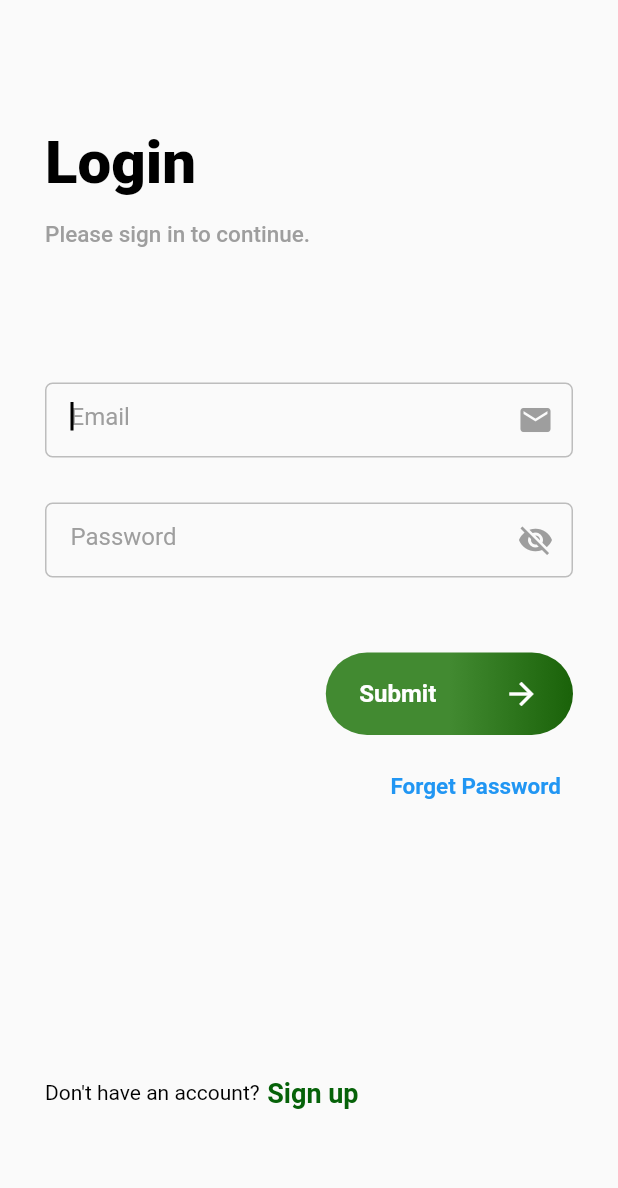
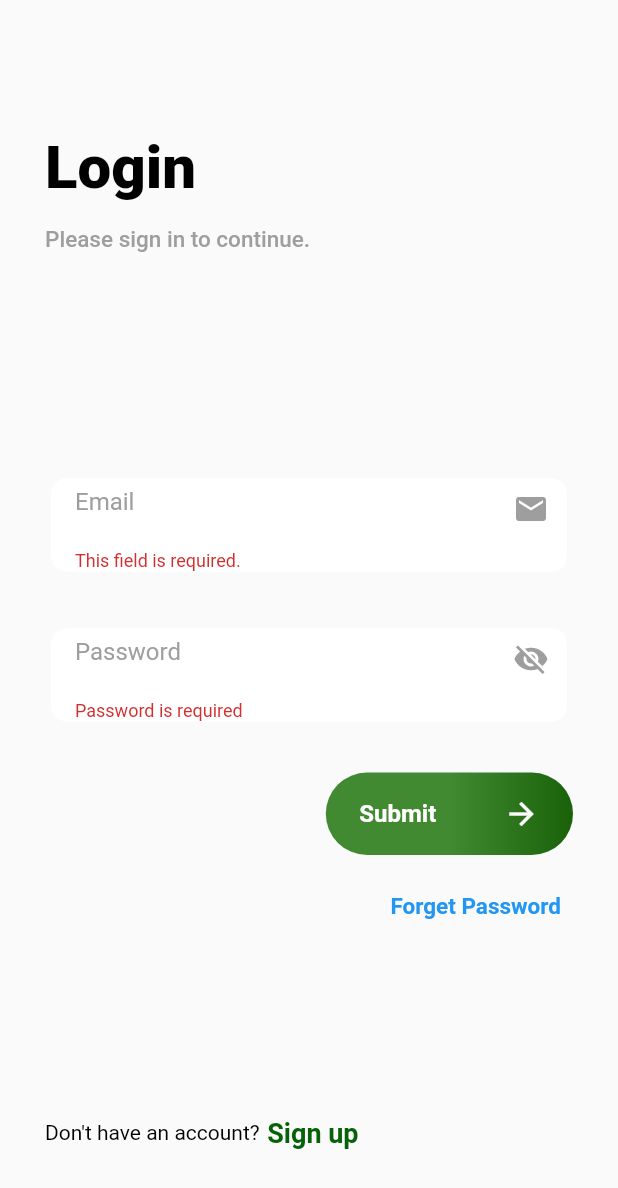
Before and after one commit to amarjeet9667/Restaurent, a Flutter app: the screen it shows after launch, on a phone screen of 412 x 824 dp. Shown: the top 1188 px of the screen. Run offline on Flutter 3.47's test engine with Material 2 defaults, Android fonts, the phone set to English and light mode, and no system bars; our stand-ins replace cloud_firestore, firebase_auth, firebase_core, material_design_icons_flutter; accounts and stored records are empty.

Commit message:
14/04/2023

```diff
--- a/lib/app/util/textfield.dart
+++ b/lib/app/util/textfield.dart
@@ -1,3 +1,4 @@
+// This TextField is used in login page and signup page (eg:-email field,password field and so on)
 import 'package:flutter/material.dart';
 import 'package:restaurent_test1/app/util/colors.dart';
 
@@ -24,49 +25,37 @@ class MyTextField extends StatefulWidget {
 }
 
 class _MyTextFieldState extends State<MyTextField> {
-  bool isTyping = false;
+  FocusNode f1 = FocusNode();
+  @override
+  void initState() {
+    f1.addListener(() => setState(() {}));
+    super.initState();
+  }
+
   @override
   Widget build(BuildContext context) {
-    return Container(
-      decoration: isTyping
-          ? BoxDecoration(
-              color: white,
-              borderRadius: BorderRadius.circular(10),
-              boxShadow: [
-                  BoxShadow(
-                    color: grey.withOpacity(
-                      0.5,
-                    ),
-                    spreadRadius: 2,
-                    blurRadius: 5,
-                    offset: const Offset(0, 3),
-                  )
-                ])
-          : BoxDecoration(
-              border: Border.all(
-                color: grey.shade400,
-              ),
-              borderRadius: BorderRadius.circular(5),
-            ),
+    return SizedBox(
+      height: 70,
+      child: Card(
+        shape: RoundedRectangleBorder(borderRadius: BorderRadius.circular(10)),
+        elevation: f1.hasFocus ? 20 : 0,
+        child: Center(
           child: TextFormField(
             obscureText: widget.obscureText ?? false,
             style: const TextStyle(color: black),
             cursorColor: black,
             controller: widget.controller,
             validator: widget.validator,
-        autofocus: true,
-        onChanged: (value) {
-          setState(() {
-            isTyping = value.isNotEmpty;
-          });
-        },
+            focusNode: f1,
             decoration: InputDecoration(
               border: InputBorder.none,
               hintText: widget.hintText,
               hintStyle: const TextStyle(color: grey),
               suffixIcon: widget.suffixIcon,
               contentPadding:
-              const EdgeInsets.symmetric(horizontal: 16, vertical: 12),
+                  const EdgeInsets.symmetric(horizontal: 16, vertical: 15),
+            ),
+          ),
         ),
       ),
     );
--- a/lib/app/view/component.dart
+++ b/lib/app/view/component.dart
@@ -12,7 +12,7 @@ class CombineCategory extends StatefulWidget {
   final List<int> price;
   final List<String> image;
   final List<bool> bools;
-  final List<FoodType> categories;
+
   const CombineCategory({
     super.key,
     required this.tabs,
@@ -20,7 +20,6 @@ class CombineCategory extends StatefulWidget {
     required this.price,
     required this.image,
     required this.bools,
-    required this.categories,
   });
 
   @override
@@ -61,12 +60,14 @@ class _CombineCategoryState extends State<CombineCategory> {
                           children: [
                             SizedBox(
                               height: 60,
+                              child: Center(
                                 child: Text(
                                   category.name,
                                   style: const TextStyle(
                                     color: green,
                                     fontSize: 20,
                                     fontWeight: FontWeight.bold,
+                                  ),
                                 ),
                               ),
                             ),
@@ -88,6 +89,7 @@ class _CombineCategoryState extends State<CombineCategory> {
                                 final item = category.items[innerIndex];
                                 Map<String, int> quantities = value.quantity;
                                 late int quantity;
+
                                 //1st mistake were passed name eg(if (quantities.containsKey(widget.name)) Remind my mistake
 
                                 if (quantities.containsKey(item.name)) {
--- a/lib/app/view/screens/login_screen/login_view.dart
+++ b/lib/app/view/screens/login_screen/login_view.dart
@@ -18,12 +18,44 @@ class _LoginViewState extends State<LoginView> {
   final myFormKey = GlobalKey<FormState>();
   final email = TextEditingController();
   final pass = TextEditingController();
-  final myValidator = (value) {
+
+  String? validateEmail(String? value) {
     if (value == null || value.isEmpty) {
       return "This field is required.";
     }
-    return null;
-  };
+    const pattern = r"(?:[a-z0-9!#$%&'*+/=?^_`{|}~-]+(?:\.[a-z0-9!#$%&'"
+        r'*+/=?^_`{|}~-]+)*|"(?:[\x01-\x08\x0b\x0c\x0e-\x1f\x21\x23-\x5b\x5d-'
+        r'\x7f]|\\[\x01-\x09\x0b\x0c\x0e-\x7f])*")@(?:(?:[a-z0-9](?:[a-z0-9-]*'
+        r'[a-z0-9])?\.)+[a-z0-9](?:[a-z0-9-]*[a-z0-9])?|\[(?:(?:(2(5[0-5]|[0-4]'
+        r'[0-9])|1[0-9][0-9]|[1-9]?[0-9]))\.){3}(?:(2(5[0-5]|[0-4][0-9])|1[0-9]'
+        r'[0-9]|[1-9]?[0-9])|[a-z0-9-]*[a-z0-9]:(?:[\x01-\x08\x0b\x0c\x0e-\x1f\'
+        r'x21-\x5a\x53-\x7f]|\\[\x01-\x09\x0b\x0c\x0e-\x7f])+)\])';
+    final regex = RegExp(pattern);
+
+    return value.isNotEmpty && !regex.hasMatch(value)
+        ? 'Enter a valid email address'
+        : null;
+  }
+
+  String? validatePassword(String? value) {
+    if (value == null || value.isEmpty) {
+      return 'Password is required';
+    }
+
+    const pattern =
+        r'^(?=.*?[A-Z])(?=.*?[a-z])(?=.*?[0-9])(?=.*?[!@#\$&*~]).{8,}$';
+    final regex = RegExp(pattern);
+
+    // return !regex.hasMatch(value)
+    //     ? 'Password must be at least 8 characters long and contain at least one uppercase letter, one lowercase letter, one number, and one special character (!@#\$&*~).'
+    //     : null;
+
+    if (!regex.hasMatch(value)) {
+      return 'Password must be at least 8 characters long and contain at least one uppercase letter, one lowercase letter, one number, and one special character (!@#\$&*~).';
+    } else {
+      return "Wrong Password";
+    }
+  }
 
   bool obscureText = false;
   bool isLoading = false;
@@ -35,20 +67,18 @@ class _LoginViewState extends State<LoginView> {
     );
     // final width = MediaQuery.of(context).size.width;
     return Scaffold(
-      body: SafeArea(
-        child: Padding(
+      body: Padding(
         padding: const EdgeInsets.symmetric(horizontal: 30),
         child: Column(
           mainAxisAlignment: MainAxisAlignment.spaceAround,
-            crossAxisAlignment: CrossAxisAlignment.center,
-            children: [
-              Form(
-                key: myFormKey,
-                child: Column(
-                  mainAxisAlignment: MainAxisAlignment.center,
           crossAxisAlignment: CrossAxisAlignment.start,
           children: [
-                    const Text(
+            Padding(
+              padding: const EdgeInsets.symmetric(vertical: 30),
+              child: Column(
+                crossAxisAlignment: CrossAxisAlignment.start,
+                children: const [
+                  Text(
                     "Login",
                     style: TextStyle(
                       color: black,
@@ -56,8 +86,8 @@ class _LoginViewState extends State<LoginView> {
                       fontWeight: FontWeight.w800,
                     ),
                   ),
-                    const SizedBox(height: 15),
-                    const Text(
+                  SizedBox(height: 15),
+                  Text(
                     "Please sign in to continue.",
                     style: TextStyle(
                       color: grey,
@@ -65,7 +95,16 @@ class _LoginViewState extends State<LoginView> {
                       fontWeight: FontWeight.w500,
                     ),
                   ),
-                    const SizedBox(height: 90),
+                ],
+              ),
+            ),
+            Form(
+              autovalidateMode: AutovalidateMode.always,
+              key: myFormKey,
+              child: Column(
+                mainAxisAlignment: MainAxisAlignment.center,
+                crossAxisAlignment: CrossAxisAlignment.start,
+                children: [
                   MyTextField(
                     hintText: "Email",
                     suffixIcon: const Icon(
@@ -73,7 +112,7 @@ class _LoginViewState extends State<LoginView> {
                       color: grey,
                     ),
                     textInputAction: TextInputAction.next,
-                      validator: myValidator,
+                    validator: validateEmail,
                     controller: email,
                   ),
                   const SizedBox(height: 30),
@@ -92,10 +131,10 @@ class _LoginViewState extends State<LoginView> {
                     ),
                     textInputAction: TextInputAction.done,
                     obscureText: !obscureText,
-                      validator: myValidator,
+                    validator: validatePassword,
                     controller: pass,
                   ),
-                    const SizedBox(height: 50),
+                  const SizedBox(height: 30),
                   isLoading
                       ? const Center(
                           child: CircularProgressIndicator(
@@ -158,11 +197,14 @@ class _LoginViewState extends State<LoginView> {
           ],
         ),
       ),
-      ),
     );
   }
 
   Future<void> login() async {
+    final formState = myFormKey.currentState!;
+    if (formState.validate()) {
+      formState.save();
+    }
     try {
       await FirebaseAuth.instance
           .signInWithEmailAndPassword(email: email.text, password: pass.text)
--- a/lib/app/view/widgets/bottom.dart
+++ b/lib/app/view/widgets/bottom.dart
@@ -6,14 +6,10 @@ import '../../util/colors.dart';
 import '../../provider/bottom_provider.dart';
 
 class MyBottom extends StatefulWidget {
-  final List<String> name;
-  final List<int> price;
   final List<FoodType> categories;
 
   const MyBottom({
     super.key,
-    required this.name,
-    required this.price,
     required this.categories,
   });
 
@@ -55,7 +51,7 @@ class _MyBottomState extends State<MyBottom> {
                           name,
                           style: TextStyle(
                             color: currentIndex == index ? green : black,
-                            fontSize: 16,
+                            fontSize: 18,
                             fontWeight: FontWeight.w500,
                           ),
                         ),
```
Also changed, not shown: lib/app/view/screens/home.dart (+30 -14 lines), lib/app/view/screens/login_screen/login_home.dart (deleted, +0 -152 lines), lib/app/view/screens/payment_slip_view.dart (+34 -19 lines), lib/app/view/widgets/drawer.dart (+28 -4 lines). Lines whose indentation alone changed are shown as unchanged.
